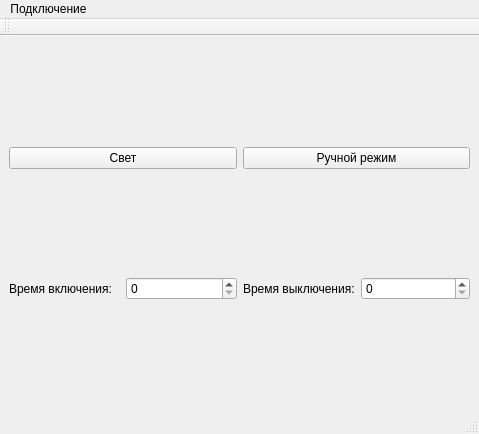
Old version of the form mainwindow.ui in the repository kuzia99/aqua_control.
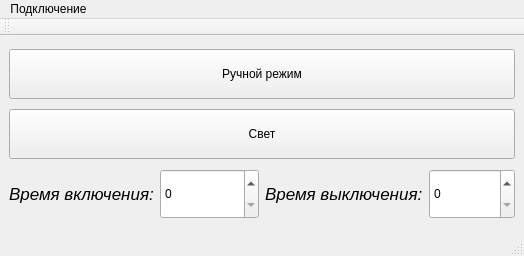
New version of the form.

```diff
--- a/mainwindow.ui
+++ b/mainwindow.ui
@@ -6,52 +6,98 @@
    <rect>
     <x>0</x>
     <y>0</y>
-    <width>479</width>
-    <height>434</height>
+    <width>524</width>
+    <height>256</height>
    </rect>
   </property>
+  <property name="minimumSize">
+   <size>
+    <width>524</width>
+    <height>256</height>
+   </size>
+  </property>
+  <property name="maximumSize">
+   <size>
+    <width>624</width>
+    <height>324</height>
+   </size>
+  </property>
   <property name="windowTitle">
    <string>MainWindow</string>
   </property>
   <widget class="QWidget" name="centralwidget">
    <layout class="QVBoxLayout" name="verticalLayout">
     <item>
-     <layout class="QHBoxLayout" name="horizontalLayout">
-      <item>
-       <widget class="QPushButton" name="pushButtonLight">
-        <property name="styleSheet">
-         <string notr="true"/>
-        </property>
-        <property name="text">
-         <string>Свет</string>
-        </property>
-       </widget>
-      </item>
+     <layout class="QVBoxLayout" name="verticalLayout_2">
       <item>
        <widget class="QPushButton" name="pushButtonManual">
         <property name="enabled">
          <bool>true</bool>
         </property>
+        <property name="minimumSize">
+         <size>
+          <width>0</width>
+          <height>50</height>
+         </size>
+        </property>
         <property name="text">
          <string>Ручной режим</string>
         </property>
+        <property name="iconSize">
+         <size>
+          <width>24</width>
+          <height>28</height>
+         </size>
+        </property>
        </widget>
       </item>
      </layout>
     </item>
+    <item>
+     <widget class="QPushButton" name="pushButtonLight">
+      <property name="enabled">
+       <bool>true</bool>
+      </property>
+      <property name="minimumSize">
+       <size>
+        <width>0</width>
+        <height>50</height>
+       </size>
+      </property>
+      <property name="styleSheet">
+       <string notr="true"/>
+      </property>
+      <property name="text">
+       <string>Свет</string>
+      </property>
+     </widget>
+    </item>
     <item>
      <layout class="QHBoxLayout" name="horizontalLayout_5">
       <item>
        <layout class="QHBoxLayout" name="horizontalLayout_2">
         <item>
          <widget class="QLabel" name="label">
+          <property name="font">
+           <font>
+            <pointsize>13</pointsize>
+            <italic>true</italic>
+           </font>
+          </property>
           <property name="text">
            <string>Время включения:</string>
           </property>
          </widget>
         </item>
         <item>
-         <widget class="QSpinBox" name="spinBoxTimeOn"/>
+         <widget class="QSpinBox" name="spinBoxTimeOn">
+          <property name="minimumSize">
+           <size>
+            <width>0</width>
+            <height>50</height>
+           </size>
+          </property>
+         </widget>
         </item>
        </layout>
       </item>
@@ -59,13 +105,26 @@
        <layout class="QHBoxLayout" name="horizontalLayout_4">
         <item>
          <widget class="QLabel" name="label_2">
+          <property name="font">
+           <font>
+            <pointsize>13</pointsize>
+            <italic>true</italic>
+           </font>
+          </property>
           <property name="text">
            <string>Время выключения:</string>
           </property>
          </widget>
         </item>
         <item>
-         <widget class="QSpinBox" name="spinBoxTimeOff"/>
+         <widget class="QSpinBox" name="spinBoxTimeOff">
+          <property name="minimumSize">
+           <size>
+            <width>0</width>
+            <height>50</height>
+           </size>
+          </property>
+         </widget>
         </item>
        </layout>
       </item>
@@ -78,7 +137,7 @@
     <rect>
      <x>0</x>
      <y>0</y>
-     <width>479</width>
+     <width>524</width>
      <height>26</height>
     </rect>
    </property>
```
